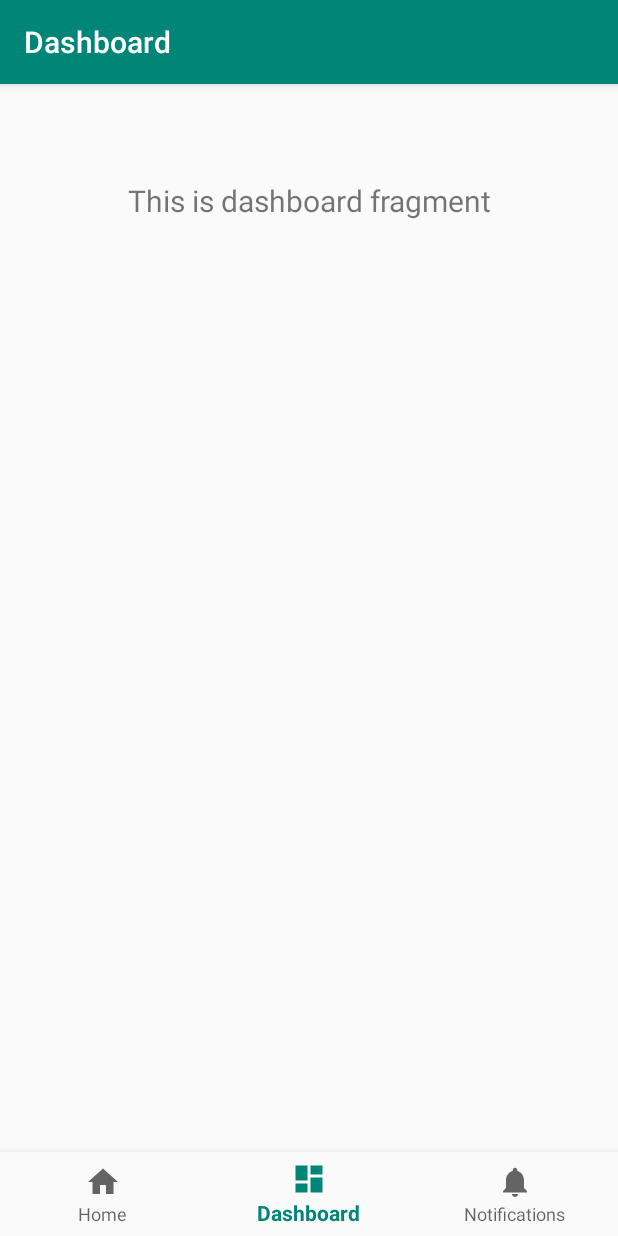
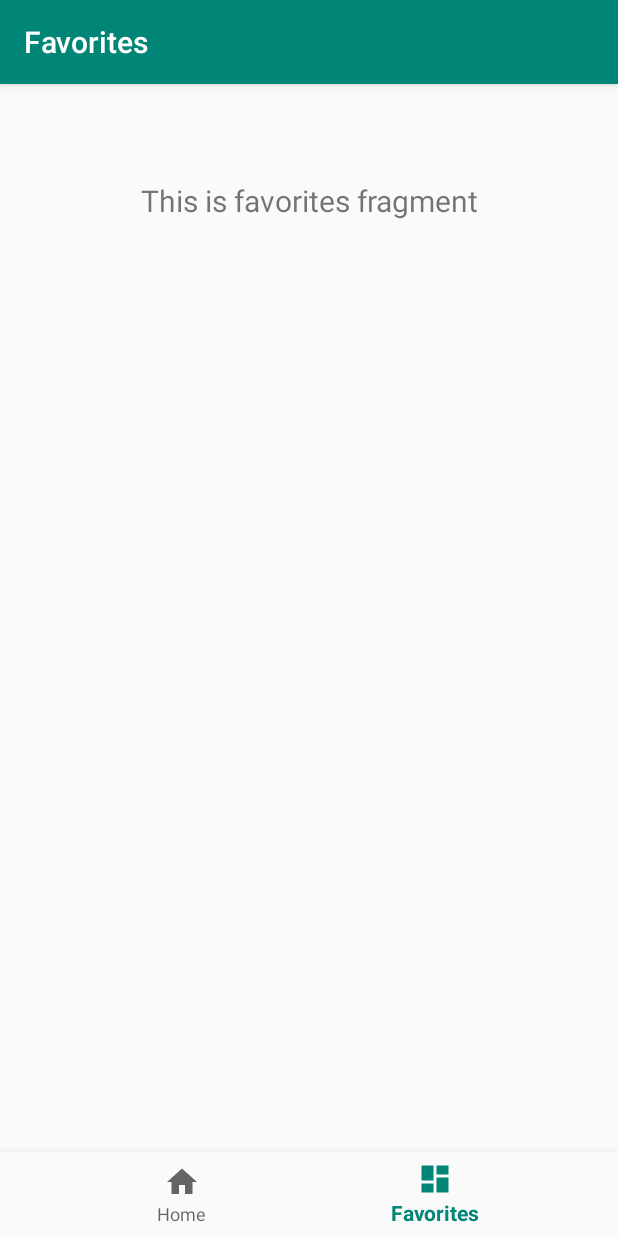
Before and after one commit to Dems96/FilDeLo, an Android app: the FavoritesFragment screen opened through its navigation route, item 2 of the bottom bar chosen, on a phone screen of 412 x 824 dp. Run offline under Robolectric (Android 15) with nearby library versions, the phone set to English and light mode, and no system bars; our stand-ins replace navigation-ui.

Commit message:
Initial commit (2)

```diff
--- a/app/src/main/java/android/gasna/mission2ppe/MainActivity.java
+++ b/app/src/main/java/android/gasna/mission2ppe/MainActivity.java
@@ -20,7 +20,7 @@ public class MainActivity extends AppCompatActivity {
         // Passing each menu ID as a set of Ids because each
         // menu should be considered as top level destinations.
         AppBarConfiguration appBarConfiguration = new AppBarConfiguration.Builder(
-                R.id.navigation_home, R.id.navigation_dashboard, R.id.navigation_notifications)
+                R.id.navigation_home, R.id.navigation_dashboard)
                 .build();
         NavController navController = Navigation.findNavController(this, R.id.nav_host_fragment);
         NavigationUI.setupActionBarWithNavController(this, navController, appBarConfiguration);
--- a/app/src/main/java/android/gasna/mission2ppe/ui/dashboard/DashboardFragment.java
+++ /dev/null
@@ -1,35 +0,0 @@
-package android.gasna.mission2ppe.ui.dashboard;
-
-import android.os.Bundle;
-import android.view.LayoutInflater;
-import android.view.View;
-import android.view.ViewGroup;
-import android.widget.TextView;
-
-import androidx.annotation.Nullable;
-import androidx.annotation.NonNull;
-import androidx.fragment.app.Fragment;
-import androidx.lifecycle.Observer;
-import androidx.lifecycle.ViewModelProviders;
-
-import android.gasna.mission2ppe.R;
-
-public class DashboardFragment extends Fragment {
-
-    private DashboardViewModel dashboardViewModel;
-
-    public View onCreateView(@NonNull LayoutInflater inflater,
-                             ViewGroup container, Bundle savedInstanceState) {
-        dashboardViewModel =
-                ViewModelProviders.of(this).get(DashboardViewModel.class);
-        View root = inflater.inflate(R.layout.fragment_dashboard, container, false);
-        final TextView textView = root.findViewById(R.id.text_dashboard);
-        dashboardViewModel.getText().observe(this, new Observer<String>() {
-            @Override
-            public void onChanged(@Nullable String s) {
-                textView.setText(s);
-            }
-        });
-        return root;
-    }
-}
--- a/app/src/main/java/android/gasna/mission2ppe/ui/dashboard/DashboardViewModel.java
+++ /dev/null
@@ -1,19 +0,0 @@
-package android.gasna.mission2ppe.ui.dashboard;
-
-import androidx.lifecycle.LiveData;
-import androidx.lifecycle.MutableLiveData;
-import androidx.lifecycle.ViewModel;
-
-public class DashboardViewModel extends ViewModel {
-
-    private MutableLiveData<String> mText;
-
-    public DashboardViewModel() {
-        mText = new MutableLiveData<>();
-        mText.setValue("This is dashboard fragment");
-    }
-
-    public LiveData<String> getText() {
-        return mText;
-    }
-}
--- a/app/src/main/java/android/gasna/mission2ppe/ui/notifications/NotificationsFragment.java
+++ b/app/src/main/java/android/gasna/mission2ppe/ui/favorites/FavoritesFragment.java
@@ -1,4 +1,4 @@
-package android.gasna.mission2ppe.ui.notifications;
+package android.gasna.mission2ppe.ui.favorites;
 
 import android.os.Bundle;
 import android.view.LayoutInflater;
@@ -14,17 +14,17 @@ import androidx.lifecycle.ViewModelProviders;
 
 import android.gasna.mission2ppe.R;
 
-public class NotificationsFragment extends Fragment {
+public class FavoritesFragment extends Fragment {
 
-    private NotificationsViewModel notificationsViewModel;
+    private FavoritesViewModel favoritesViewModel;
 
     public View onCreateView(@NonNull LayoutInflater inflater,
                              ViewGroup container, Bundle savedInstanceState) {
-        notificationsViewModel =
-                ViewModelProviders.of(this).get(NotificationsViewModel.class);
-        View root = inflater.inflate(R.layout.fragment_notifications, container, false);
-        final TextView textView = root.findViewById(R.id.text_notifications);
-        notificationsViewModel.getText().observe(this, new Observer<String>() {
+        favoritesViewModel =
+                ViewModelProviders.of(this).get(FavoritesViewModel.class);
+        View root = inflater.inflate(R.layout.fragment_favorites, container, false);
+        final TextView textView = root.findViewById(R.id.text_favorites);
+        favoritesViewModel.getText().observe(this, new Observer<String>() {
             @Override
             public void onChanged(@Nullable String s) {
                 textView.setText(s);
--- a/app/src/main/java/android/gasna/mission2ppe/ui/notifications/NotificationsViewModel.java
+++ b/app/src/main/java/android/gasna/mission2ppe/ui/favorites/FavoritesViewModel.java
@@ -1,16 +1,16 @@
-package android.gasna.mission2ppe.ui.notifications;
+package android.gasna.mission2ppe.ui.favorites;
 
 import androidx.lifecycle.LiveData;
 import androidx.lifecycle.MutableLiveData;
 import androidx.lifecycle.ViewModel;
 
-public class NotificationsViewModel extends ViewModel {
+public class FavoritesViewModel extends ViewModel {
 
     private MutableLiveData<String> mText;
 
-    public NotificationsViewModel() {
+    public FavoritesViewModel() {
         mText = new MutableLiveData<>();
-        mText.setValue("This is notifications fragment");
+        mText.setValue("This is favorites fragment");
     }
 
     public LiveData<String> getText() {
--- a/app/src/main/res/layout/fragment_dashboard.xml
+++ /dev/null
@@ -1,19 +0,0 @@
-<?xml version="1.0" encoding="utf-8"?>
-<androidx.constraintlayout.widget.ConstraintLayout xmlns:android="http://schemas.android.com/apk/res/android"
-    xmlns:app="http://schemas.android.com/apk/res-auto"
-    android:layout_width="match_parent"
-    android:layout_height="match_parent">
-
-    <TextView
-        android:id="@+id/text_dashboard"
-        android:layout_width="match_parent"
-        android:layout_height="wrap_content"
-        android:layout_marginStart="8dp"
-        android:layout_marginTop="8dp"
-        android:layout_marginEnd="8dp"
-        android:textAlignment="center"
-        android:textSize="20sp"
-        app:layout_constraintEnd_toEndOf="parent"
-        app:layout_constraintStart_toStartOf="parent"
-        app:layout_constraintTop_toTopOf="parent" />
-</androidx.constraintlayout.widget.ConstraintLayout>
--- a/app/src/main/res/layout/fragment_notifications.xml
+++ b/app/src/main/res/layout/fragment_favorites.xml
@@ -5,7 +5,7 @@
     android:layout_height="match_parent">
 
     <TextView
-        android:id="@+id/text_notifications"
+        android:id="@+id/text_favorites"
         android:layout_width="match_parent"
         android:layout_height="wrap_content"
         android:layout_marginStart="8dp"
--- a/app/src/main/res/menu/bottom_nav_menu.xml
+++ b/app/src/main/res/menu/bottom_nav_menu.xml
@@ -9,11 +9,6 @@
     <item
         android:id="@+id/navigation_dashboard"
         android:icon="@drawable/ic_dashboard_black_24dp"
-        android:title="@string/title_dashboard" />
-
-    <item
-        android:id="@+id/navigation_notifications"
-        android:icon="@drawable/ic_notifications_black_24dp"
-        android:title="@string/title_notifications" />
+        android:title="@string/title_favorites" />
 
 </menu>
--- a/app/src/main/res/navigation/mobile_navigation.xml
+++ b/app/src/main/res/navigation/mobile_navigation.xml
@@ -13,13 +13,8 @@
 
     <fragment
         android:id="@+id/navigation_dashboard"
-        android:name="android.gasna.mission2ppe.ui.dashboard.DashboardFragment"
-        android:label="@string/title_dashboard"
-        tools:layout="@layout/fragment_dashboard" />
+        android:name="android.gasna.mission2ppe.ui.favorites.FavoritesFragment"
+        android:label="@string/title_favorites"
+        tools:layout="@layout/fragment_favorites" />
 
-    <fragment
-        android:id="@+id/navigation_notifications"
-        android:name="android.gasna.mission2ppe.ui.notifications.NotificationsFragment"
-        android:label="@string/title_notifications"
-        tools:layout="@layout/fragment_notifications" />
 </navigation>
--- a/app/src/main/res/values/strings.xml
+++ b/app/src/main/res/values/strings.xml
@@ -1,6 +1,5 @@
 <resources>
     <string name="app_name">Mission2PPE</string>
     <string name="title_home">Home</string>
-    <string name="title_dashboard">Dashboard</string>
-    <string name="title_notifications">Notifications</string>
+    <string name="title_favorites">Favorites</string>
 </resources>
```
